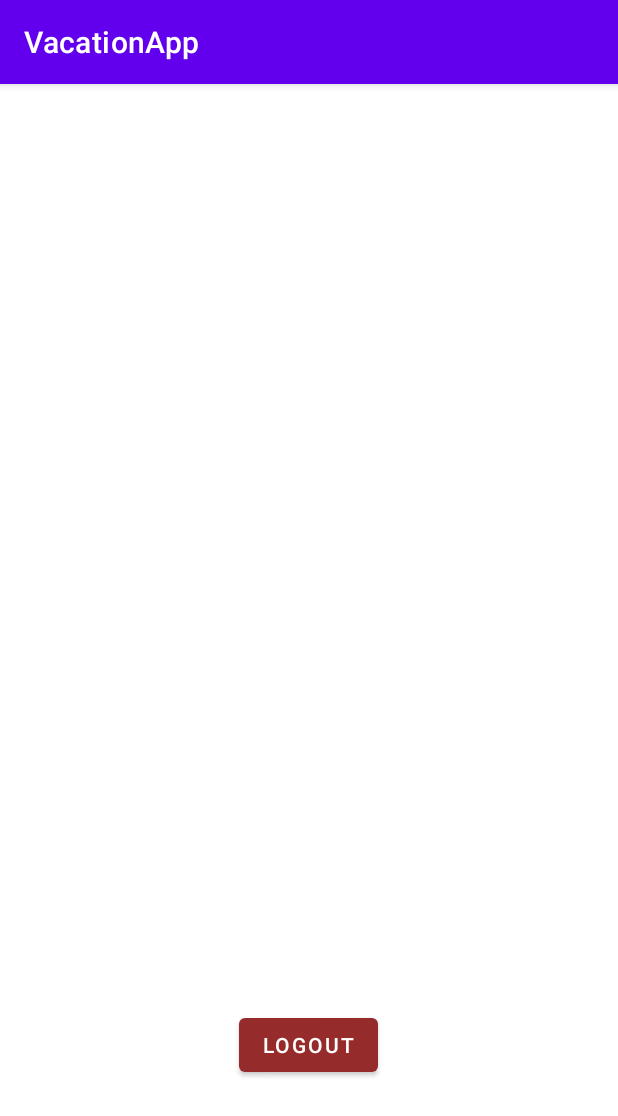
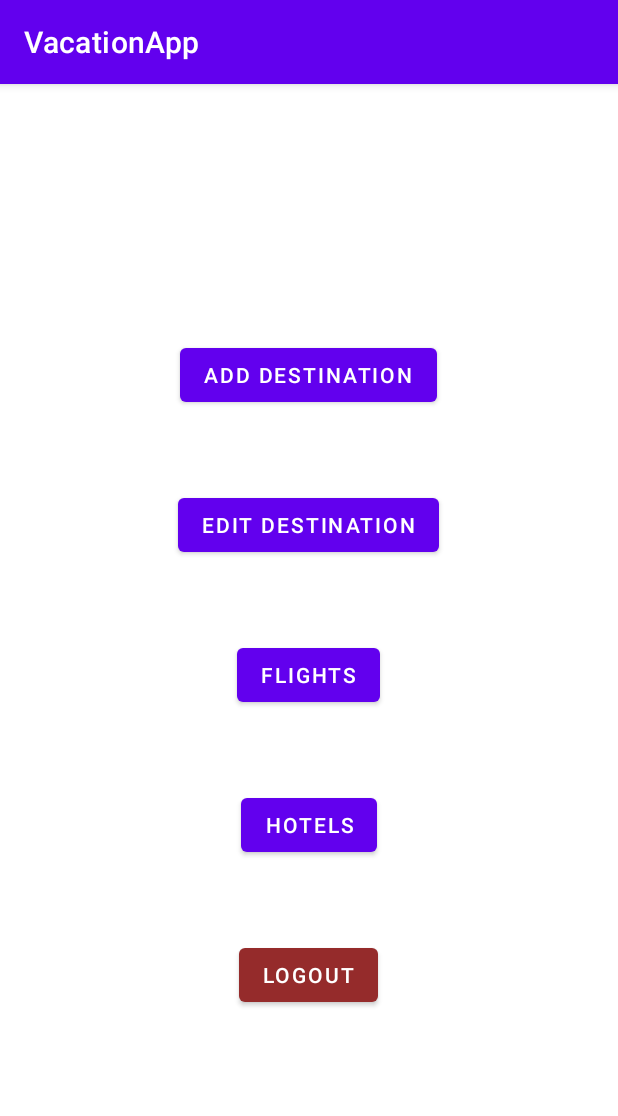
Before and after one commit to viviana-gherasim/VacationApp, an Android app: the Admin screen opened directly, with no data from a screen before it, on a phone screen of 412 x 824 dp. Shown: the top 1116 px of the screen. Run offline under Robolectric (Android 15) with nearby library versions, the phone set to English and light mode, and no system bars; our stand-ins replace Firebase (no records; nobody signed in at launch, a user with empty details on screens opened directly).

Commit message:
Designed the Add destination to database xml and made the button chooseImage from galery to work.

```diff
--- a/app/build.gradle
+++ b/app/build.gradle
@@ -35,6 +35,7 @@ dependencies {
     implementation 'androidx.constraintlayout:constraintlayout:2.1.2'
     implementation 'com.google.firebase:firebase-auth:21.0.1'
     implementation 'com.google.firebase:firebase-database:20.0.3'
+    implementation 'com.google.firebase:firebase-storage:20.0.0'
     testImplementation 'junit:junit:4.+'
     androidTestImplementation 'androidx.test.ext:junit:1.1.3'
     implementation platform('com.google.firebase:firebase-bom:29.0.4')
--- a/app/src/main/java/com/example/vacationapp/Admin.java
+++ b/app/src/main/java/com/example/vacationapp/Admin.java
@@ -11,20 +11,41 @@ import com.google.firebase.auth.FirebaseAuth;
 
 public class Admin extends AppCompatActivity implements View.OnClickListener {
 
-    private Button logout;
+    private Button logout,addDestination;
 
     protected void onCreate(Bundle savedInstanceState) {
 
         super.onCreate(savedInstanceState);
         setContentView(R.layout.admin);
 
+        addDestination=(Button) findViewById(R.id.buttonAddDestination);
+        addDestination.setOnClickListener(this);
+
         logout = (Button) findViewById(R.id.logoutButton);
         logout.setOnClickListener(this);
+
+
     }
 
     @Override
     public void onClick(View v) {
         switch (v.getId()) {
+              case R.id.buttonAddDestination:
+                  startActivity(new Intent(Admin.this,AddDestination.class));
+                  break;
+//
+//            case R.id.buttonEditDestination:
+//                startActivity(new Intent(Admin.this, ));
+//                break;
+//
+//            case R.id.buttonFlights:
+//                startActivity(new Intent(Admin.this, ));
+//                break;
+//
+//            case R.id.buttonHotels:
+//                startActivity(new Intent(Admin.this, ));
+//                break;
+
             case R.id.logoutButton:
                 FirebaseAuth.getInstance().signOut();
                 startActivity(new Intent(Admin.this, MainActivity.class));
--- a/app/src/main/res/layout/admin.xml
+++ b/app/src/main/res/layout/admin.xml
@@ -6,14 +6,50 @@
     xmlns:app="http://schemas.android.com/apk/res-auto">
 
     <Button
+        android:id="@+id/buttonAddDestination"
+        android:layout_width="wrap_content"
+        android:layout_height="wrap_content"
+        android:layout_alignParentBottom="true"
+        android:layout_centerInParent="true"
+        android:layout_marginBottom="550dp"
+        android:text="@string/add_destination" />
+
+    <Button
+        android:id="@+id/buttonEditDestination"
+        android:layout_width="wrap_content"
+        android:layout_height="wrap_content"
+        android:layout_alignParentBottom="true"
+        android:layout_centerInParent="true"
+        android:layout_marginBottom="450dp"
+        android:text="@string/edit_destination" />
+
+    <Button
+        android:id="@+id/buttonFlights"
+        android:layout_width="wrap_content"
+        android:layout_height="wrap_content"
+        android:layout_alignParentBottom="true"
+        android:layout_centerInParent="true"
+        android:layout_marginBottom="350dp"
+        android:text="@string/manage_flights" />
+
+    <Button
+        android:id="@+id/buttonHotels"
+        android:layout_width="wrap_content"
+        android:layout_height="wrap_content"
+        android:layout_alignParentBottom="true"
+        android:layout_centerInParent="true"
+        android:layout_marginBottom="250dp"
+        android:text="@string/manage_hotels" />
+
+    <Button
         android:id="@+id/logoutButton"
         android:layout_width="wrap_content"
         android:layout_height="wrap_content"
         android:layout_alignParentBottom="true"
         android:layout_centerHorizontal="true"
-        android:layout_marginBottom="103dp"
+        android:layout_marginBottom="150dp"
         android:text="@string/logout"
-        app:backgroundTint="#952B2B"/>
+        app:backgroundTint="#952B2B" />
 
 
 </RelativeLayout>
--- a/app/src/main/res/values/strings.xml
+++ b/app/src/main/res/values/strings.xml
@@ -13,6 +13,19 @@
     <string name="login">LogIn</string>
     <string name="logout">logout</string>
     <string name="back">Back</string>
+
+    <string name="add_destination">Add Destination</string>
+    <string name="edit_destination">Edit Destination</string>
+    <string name="manage_flights">Flights</string>
+    <string name="manage_hotels">Hotels</string>
+
+
+    <string name="imageDest">Select image</string>
+    <string name="country">Country</string>
+    <string name="city">City</string>
+    <string name="description">Description</string>
+    <string name="topActivities">Top Activities</string>
+
 
     <string name="profile">Profile</string>
     <string name="offer">View Offer</string>
```
Also changed, not shown: app/src/main/AndroidManifest.xml (+7 -0 lines), app/src/main/java/com/example/vacationapp/AddDestination.java (added, +94 -0 lines), app/src/main/res/layout/add_destinations_to_firebase.xml (added, +305 -0 lines).
